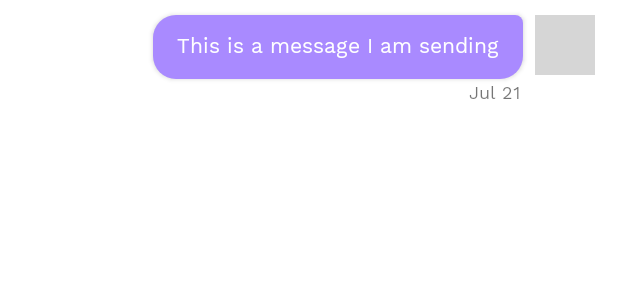
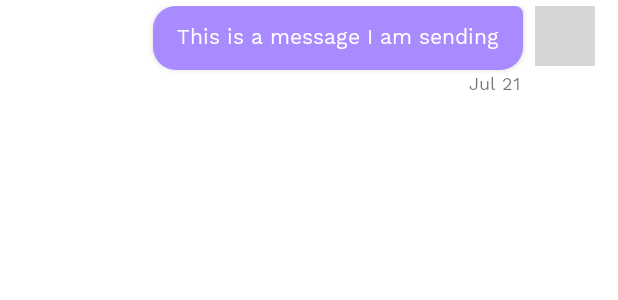
Before and after one commit to lauracastrovenegas/Booksmart, an Android app: the layout message_outgoing.xml on its own in the app's theme, with its tools: preview values and no code run, on a phone screen of 412 x 824 dp. Shown: the top 300 px of the screen. Run offline under Robolectric (Android 15) with nearby library versions, the phone set to English and light mode, and no system bars; grey boxes are pictures that could not be loaded.

Commit message:
fixed spacing with messages

```diff
--- a/app/src/main/res/layout/fragment_chat.xml
+++ b/app/src/main/res/layout/fragment_chat.xml
@@ -16,8 +16,7 @@
         android:layout_height="match_parent"
         android:layout_below="@+id/chat_toolbar"
         android:layout_above="@id/etSendMessage"
-        android:layout_centerHorizontal="true"
-        android:layout_marginTop="0dp" />
+        android:layout_centerHorizontal="true"/>
 
     <View
         android:id="@+id/divider"
--- a/app/src/main/res/layout/message_incoming.xml
+++ b/app/src/main/res/layout/message_incoming.xml
@@ -3,9 +3,10 @@
     android:layout_width="match_parent"
     android:layout_height="wrap_content"
     xmlns:tools="http://schemas.android.com/tools"
-    android:paddingVertical="10dp"
     android:paddingLeft="15dp"
     android:paddingRight="60dp"
+    android:paddingTop="4dp"
+    android:paddingBottom="1dp"
     android:clipToPadding="false">
 
     <TextView
@@ -16,7 +17,6 @@
         android:layout_marginLeft="10dp"
         android:layout_marginTop="2dp"
         android:layout_toRightOf="@+id/ivProfileOther"
-        android:paddingBottom="4dp"
         android:textSize="@dimen/font_size_small"
         tools:text="@string/timestamp_placeholder" />
 
--- a/app/src/main/res/layout/message_outgoing.xml
+++ b/app/src/main/res/layout/message_outgoing.xml
@@ -3,10 +3,10 @@
     android:layout_width="match_parent"
     android:layout_height="wrap_content"
     xmlns:tools="http://schemas.android.com/tools"
-    android:clipToPadding="false"
-    android:paddingVertical="10dp"
     android:paddingLeft="60dp"
-    android:paddingRight="15dp">
+    android:paddingRight="15dp"
+    android:paddingTop="4dp"
+    android:paddingBottom="1dp">
 
     <TextView
         android:id="@+id/tvBody"
@@ -30,9 +30,7 @@
         android:layout_marginStart="10dp"
         android:layout_marginTop="2dp"
         android:layout_marginEnd="10dp"
-        android:layout_marginBottom="10dp"
         android:layout_toStartOf="@+id/ivProfileMe"
-        android:paddingBottom="4dp"
         android:textSize="@dimen/font_size_small"
         tools:text="@string/timestamp_placeholder" />
 
```
